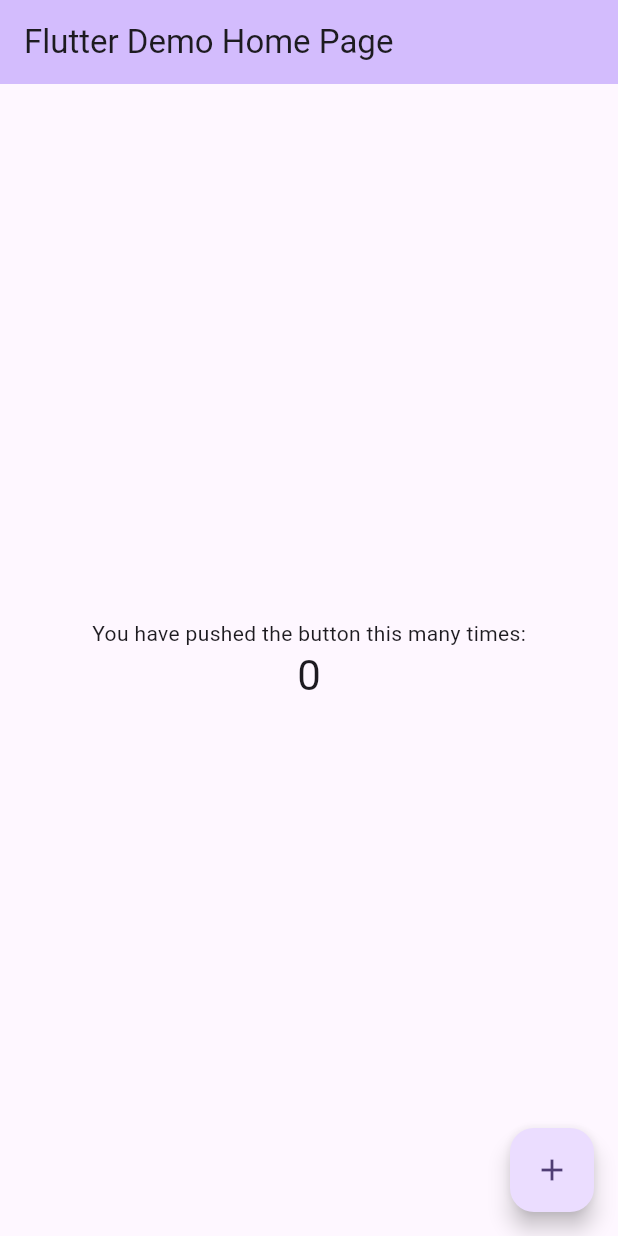
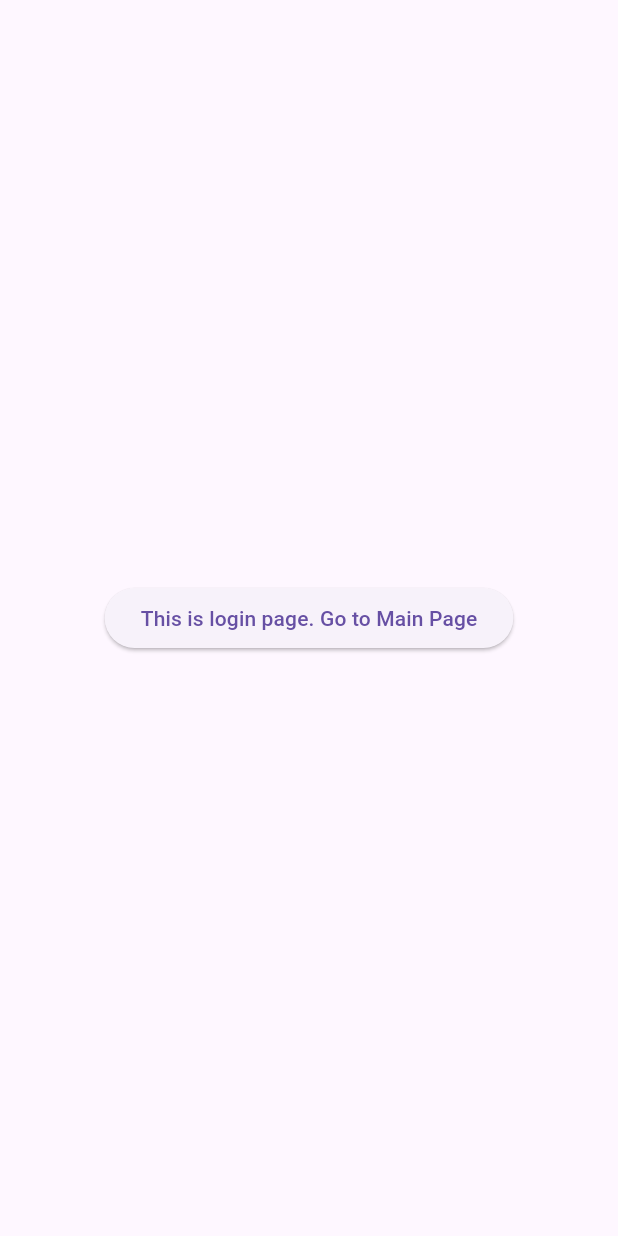
Before and after one commit to SparcTechLabs/atypical, a Flutter app: the screen it shows after launch, on a phone screen of 412 x 824 dp. Run offline on Flutter 3.47's test engine with Material 3 defaults, Android fonts, the phone set to English and light mode, and no system bars.

Commit message:
initial design.

```diff
--- a/lib/main.dart
+++ b/lib/main.dart
@@ -10,116 +10,70 @@ class MyApp extends StatelessWidget {
   // This widget is the root of your application.
   @override
   Widget build(BuildContext context) {
-    return MaterialApp(
-      title: 'Flutter Demo',
-      theme: ThemeData(
-        // This is the theme of your application.
-        //
-        // TRY THIS: Try running your application with "flutter run". You'll see
-        // the application has a purple toolbar. Then, without quitting the app,
-        // try changing the seedColor in the colorScheme below to Colors.green
-        // and then invoke "hot reload" (save your changes or press the "hot
-        // reload" button in a Flutter-supported IDE, or press "r" if you used
-        // the command line to start the app).
-        //
-        // Notice that the counter didn't reset back to zero; the application
-        // state is not lost during the reload. To reset the state, use hot
-        // restart instead.
-        //
-        // This works for code too, not just values: Most code changes can be
-        // tested with just a hot reload.
-        colorScheme: ColorScheme.fromSeed(seedColor: Colors.deepPurple),
-        useMaterial3: true,
-      ),
-      home: const MyHomePage(title: 'Flutter Demo Home Page'),
+    return const MaterialApp(
+      home: LoginPage(),
     );
   }
 }
 
-class MyHomePage extends StatefulWidget {
-  const MyHomePage({super.key, required this.title});
-
-  // This widget is the home page of your application. It is stateful, meaning
-  // that it has a State object (defined below) that contains fields that affect
-  // how it looks.
-
-  // This class is the configuration for the state. It holds the values (in this
-  // case the title) provided by the parent (in this case the App widget) and
-  // used by the build method of the State. Fields in a Widget subclass are
-  // always marked "final".
-
-  final String title;
-
-  @override
-  State<MyHomePage> createState() => _MyHomePageState();
-}
-
-class _MyHomePageState extends State<MyHomePage> {
-  int _counter = 0;
-
-  void _incrementCounter() {
-    setState(() {
-      // This call to setState tells the Flutter framework that something has
-      // changed in this State, which causes it to rerun the build method below
-      // so that the display can reflect the updated values. If we changed
-      // _counter without calling setState(), then the build method would not be
-      // called again, and so nothing would appear to happen.
-      _counter++;
-    });
-  }
+class LoginPage extends StatelessWidget {
+  const LoginPage({super.key});
 
   @override
   Widget build(BuildContext context) {
-    // This method is rerun every time setState is called, for instance as done
-    // by the _incrementCounter method above.
-    //
-    // The Flutter framework has been optimized to make rerunning build methods
-    // fast, so that you can just rebuild anything that needs updating rather
-    // than having to individually change instances of widgets.
     return Scaffold(
-      appBar: AppBar(
-        // TRY THIS: Try changing the color here to a specific color (to
-        // Colors.amber, perhaps?) and trigger a hot reload to see the AppBar
-        // change color while the other colors stay the same.
-        backgroundColor: Theme.of(context).colorScheme.inversePrimary,
-        // Here we take the value from the MyHomePage object that was created by
-        // the App.build method, and use it to set our appbar title.
-        title: Text(widget.title),
+        body: Column(
+      mainAxisAlignment: MainAxisAlignment.center,
+      children: [
+        Center(
+          child: ElevatedButton(
+            onPressed: () => Navigator.push(
+                context, MaterialPageRoute(builder: (context) => MainPage())),
+            child: const Text("This is login page. Go to Main Page"),
+          ),
+        )
+      ],
+    ));
+  }
+}
+
+class MainPage extends StatefulWidget {
+  const MainPage({super.key});
+
+  @override
+  State<MainPage> createState() => _MainPageState();
+}
+
+class _MainPageState extends State<MainPage> {
+  int _currentPageIndex = 0;
+
+  final List<Widget> _pages = [
+    Container(color: Colors.red), // Placeholder for the home page
+    Container(color: Colors.blue), // Placeholder for the second page
+  ];
+
+  @override
+  Widget build(BuildContext context) {
+    return Scaffold(
+      body: _pages[_currentPageIndex],
+      bottomNavigationBar: BottomNavigationBar(
+        currentIndex: _currentPageIndex,
+        onTap: (int index) {
+          setState(() {
+            _currentPageIndex = index;
+          });
+        },
+        items: const [
+          BottomNavigationBarItem(
+            icon: Icon(Icons.home),
+            label: 'Home',
+          ),
+          BottomNavigationBarItem(
+            icon: Icon(Icons.chat),
+            label: 'Chat',
+          ),
+        ],
       ),
-      body: Center(
-        // Center is a layout widget. It takes a single child and positions it
-        // in the middle of the parent.
-        child: Column(
-          // Column is also a layout widget. It takes a list of children and
-          // arranges them vertically. By default, it sizes itself to fit its
-          // children horizontally, and tries to be as tall as its parent.
-          //
-          // Column has various properties to control how it sizes itself and
-          // how it positions its children. Here we use mainAxisAlignment to
-          // center the children vertically; the main axis here is the vertical
-          // axis because Columns are vertical (the cross axis would be
-          // horizontal).
-          //
-          // TRY THIS: Invoke "debug painting" (choose the "Toggle Debug Paint"
-          // action in the IDE, or press "p" in the console), to see the
-          // wireframe for each widget.
-          mainAxisAlignment: MainAxisAlignment.center,
-          children: <Widget>[
-            const Text(
-              'You have pushed the button this many times:',
-            ),
-            Text(
-              '$_counter',
-              style: Theme.of(context).textTheme.headlineMedium,
-            ),
-          ],
-        ),
-      ),
-      floatingActionButton: FloatingActionButton(
-        onPressed: _incrementCounter,
-        tooltip: 'Increment',
-        child: const Icon(Icons.add),
-      ), // This trailing comma makes auto-formatting nicer for build methods.
     );
   }
 }
--- a/pubspec.yaml
+++ b/pubspec.yaml
@@ -35,6 +35,7 @@ dependencies:
   # The following adds the Cupertino Icons font to your application.
   # Use with the CupertinoIcons class for iOS style icons.
   cupertino_icons: ^1.0.6
+  go_router: ^13.2.4
 
 dev_dependencies:
   flutter_test:
```
Also changed, not shown: pubspec.lock.
